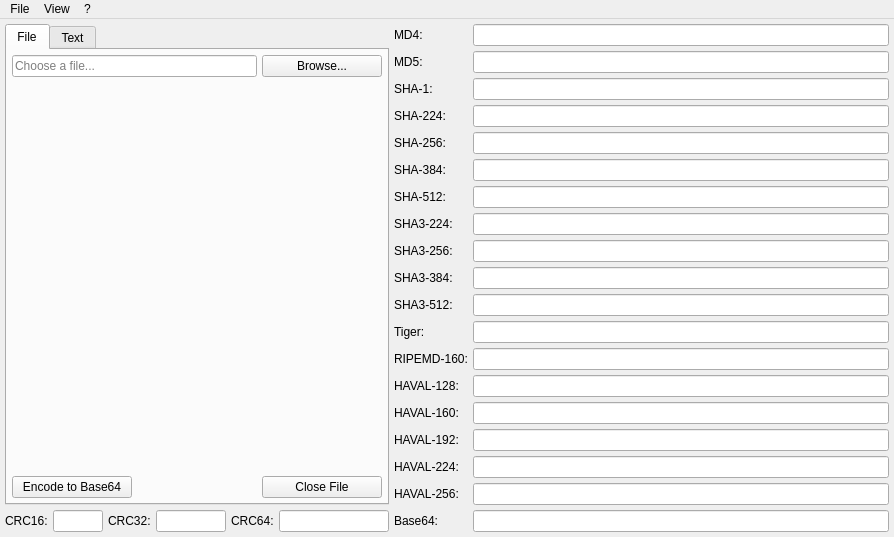
The window that ui/mainwindow.ui (rikyoz/MrHash) describes before a commit, drawn with Qt 5.
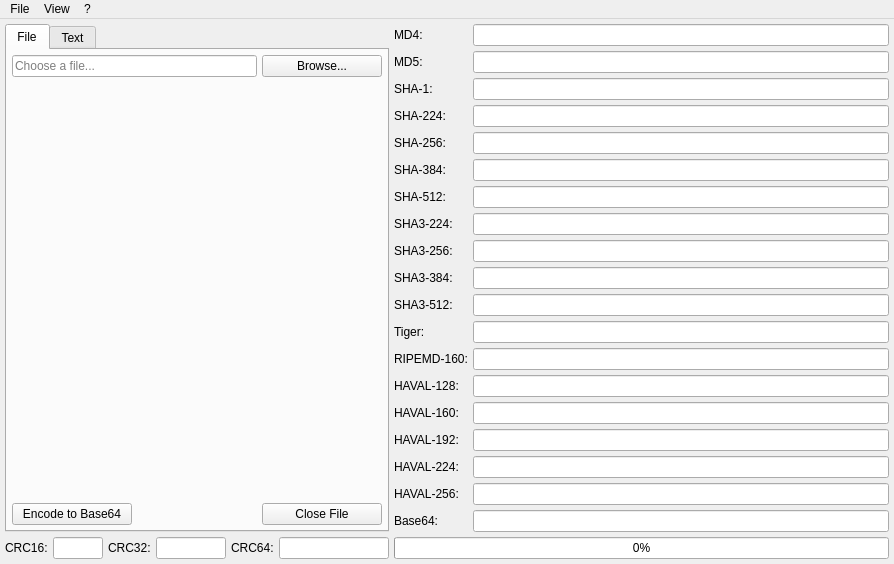
The same window after the commit. Icons and pictures are not drawn. Custom widgets are drawn as their Qt base class.

Commit message: Add progress bar showing hash calculation percentage

Diff of the .ui file:
```diff
--- a/ui/mainwindow.ui
+++ b/ui/mainwindow.ui
@@ -397,6 +397,13 @@
         </property>
        </widget>
       </item>
+      <item row="19" column="0" colspan="2">
+       <widget class="QProgressBar" name="progressBar">
+        <property name="value">
+         <number>0</number>
+        </property>
+       </widget>
+      </item>
      </layout>
     </item>
     <item row="1" column="5">
```
The commit also changes 5 other files.
